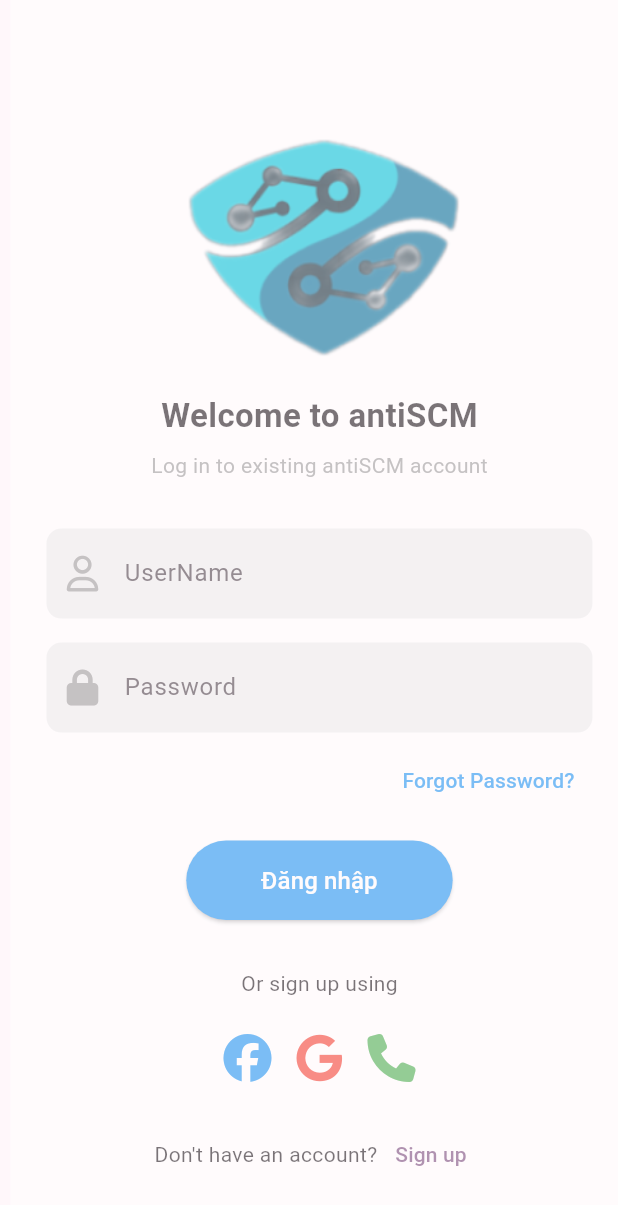
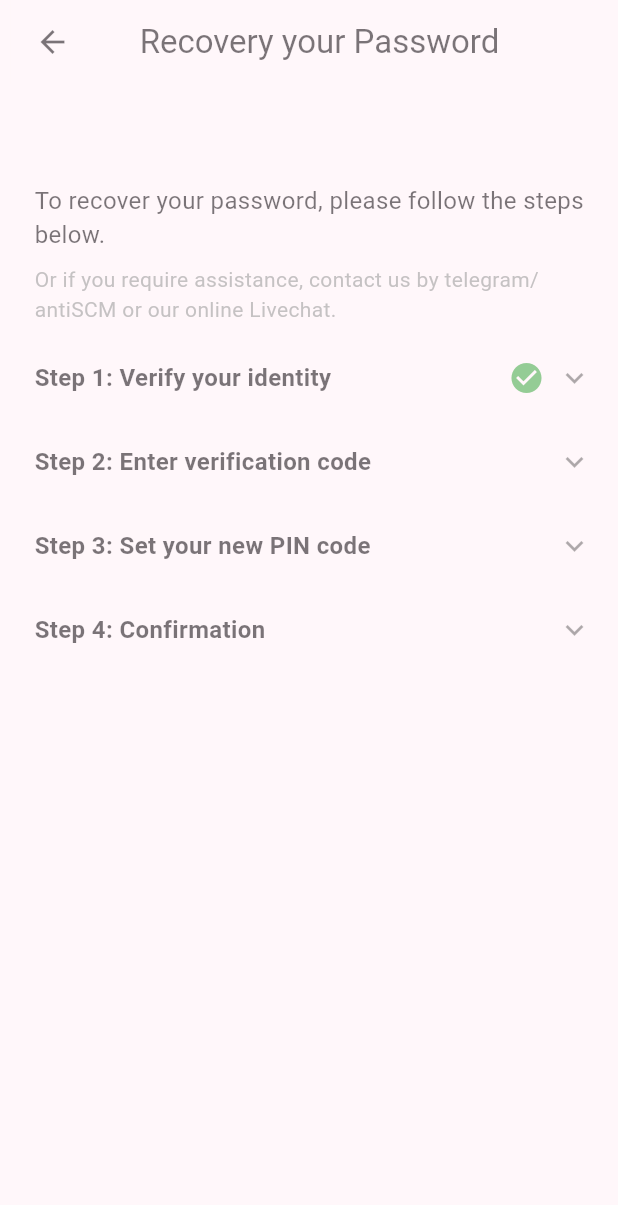
Before and after one commit to Bentanik/exe02_fe_mobile, a Flutter app: the screen it shows after launch, after a tap on "Personal Information", on a phone screen of 412 x 824 dp. Shown: the top 1205 px of the screen. Run offline on Flutter 3.47's test engine with Material 3 defaults, Android fonts, the phone set to English and light mode, and no system bars; drawn by our look-alikes of expandable; our stand-ins replace flutter_svg, font_awesome_flutter.

Commit message:
finished recovery password papge

```diff
--- a/lib/common/widget/button.dart
+++ b/lib/common/widget/button.dart
@@ -6,6 +6,7 @@ class Button extends StatefulWidget {
   final Future<void> Function() onPressed;
   final Color backgroundColor;
   final Color textColor;
+  final Size buttonSize;
 
   const Button({
     Key? key,
@@ -13,6 +14,7 @@ class Button extends StatefulWidget {
     required this.onPressed,
     this.backgroundColor = Colors.blue,
     this.textColor = Colors.white,
+    this.buttonSize = const Size(200, 10),
   }) : super(key: key);
 
   @override
@@ -43,6 +45,7 @@ class _LoadingButtonState extends State<Button> {
       style: ElevatedButton.styleFrom(
         backgroundColor: widget.backgroundColor,
         padding: const EdgeInsets.symmetric(vertical: 15, horizontal: 50),
+        minimumSize: widget.buttonSize,
       ),
       child: _isLoading
           ? const SizedBox(
--- /dev/null
+++ b/lib/presentation/intro/pages/authen/recover_password.dart
@@ -0,0 +1,318 @@
+import 'package:exe02_fe_mobile/common/helpers/routes.dart';
+import 'package:exe02_fe_mobile/common/widget/button.dart';
+import 'package:exe02_fe_mobile/presentation/intro/pages/authen/login.dart';
+import 'package:flutter/material.dart';
+import 'package:expandable/expandable.dart';
+
+class RecoveryPasswordPage extends StatelessWidget {
+   RecoveryPasswordPage({Key? key}) : super(key: key);
+  //s2
+  final List<TextEditingController> _controllers =
+  List.generate(6, (_) => TextEditingController());
+  //s3
+
+
+  @override
+  Widget build(BuildContext context) {
+    return Scaffold(
+      appBar: AppBar(
+        title: const Text("Recovery your Password"),
+        centerTitle: true,
+      ),
+      body: Padding(
+        padding: const EdgeInsets.all(16.0),
+        child: SingleChildScrollView(
+          padding: EdgeInsets.symmetric(vertical: 50),
+          child: Column(
+            crossAxisAlignment: CrossAxisAlignment.start,
+            children: [
+            const Text(
+            "To recover your password, please follow the steps below.",
+            style: TextStyle(fontSize: 16),
+          ),
+          const SizedBox(height: 8),
+          const Text(
+            "Or if you require assistance, contact us by telegram/antiSCM or our online Livechat.",
+            style: TextStyle(fontSize: 14, color: Colors.grey),
+          ),
+          const SizedBox(height: 16),
+          // Step 1: Verify your identity
+          _buildExpandablePanel(
+            title: "Step 1: Verify your identity",
+            isCompleted: true,
+            child: Column(
+              crossAxisAlignment: CrossAxisAlignment.start,
+              children: [
+                const Text(
+                  "Please choose how we will send a code to verify your identity:",
+                ),
+                const SizedBox(height: 8),
+                RadioListTile(
+                  title: const Text(
+                      "Text code to my telephone number ending in **** 1894"),
+                  value: 1,
+                  groupValue: 1,
+                  onChanged: (value) {},
+                ),
+                RadioListTile(
+                  title: const Text(
+                      "Send the code to my email address ending in ****@***myst.co.uk"),
+                  value: 2,
+                  groupValue: 1,
+                  onChanged: (value) {},
+                ),
+                const SizedBox(height: 16),
+                SizedBox(
+                  width: double.infinity,
+                  child: Column(
+                    crossAxisAlignment: CrossAxisAlignment.start,
+                    children: [
+                      const Text("Your password has been reset successfully."),
+                      const SizedBox(height: 16),
+                      Row(
+                        mainAxisAlignment: MainAxisAlignment.center,
+                        children: [
+                          Button(
+                            onPressed: () => Routes.navigateToPage(context, Login()),
+                            text: 'Gửi mã code',
+                            backgroundColor: Colors.black,
+                            buttonSize: Size(328, 10),
+                          ),
+                        ],
+                      ),
+                    ],
+                  ),
+                ),
+              ],
+            ),
+          ),
+          const SizedBox(height: 16),
+          // Step 2: Enter verification code
+          _buildExpandablePanel(
+            title: "Step 2: Enter verification code",
+            isCompleted: false,
+            child: Column(
+            mainAxisAlignment: MainAxisAlignment.center,
+            children: [
+              const Text(
+                'Please enter the digit code sent to your mail:',
+                style: TextStyle(fontSize: 16),
+              ),
+              const SizedBox(height: 20),
+              Row(
+                mainAxisAlignment: MainAxisAlignment.spaceEvenly,
+                children: List.generate(6, (index) {
+                  return SizedBox(
+                    width: 50,
+                    height: 50,
+                    child: TextField(
+                      controller: _controllers[index],
+                      textAlign: TextAlign.center,
+                      keyboardType: TextInputType.number,
+                      maxLength: 1,
+                      decoration: InputDecoration(
+                        counterText: '',
+                        border: OutlineInputBorder(
+                          borderRadius: BorderRadius.circular(8.0),
+                        ),
+                      ),
+                      onChanged: (value) {
+                        if (value.isNotEmpty && index < 5) {
+                          FocusScope.of(context).nextFocus();
+                        } else if (value.isEmpty && index > 0) {
+                          FocusScope.of(context).previousFocus();
+                        }
+                      },
+                    ),
+                  );
+                }),
+              ),
+              const SizedBox(height: 40),
+              Row(
+                mainAxisAlignment: MainAxisAlignment.center,
+                children: [
+                  Button(
+                    onPressed: () => Routes.navigateToPage(context, Login()),
+                    text: 'Nhập mã xác minh',
+                    backgroundColor: Colors.black,
+                    buttonSize: Size(328, 10),
+                  ),
+                ],
+              ),
+              const SizedBox(height: 20),
+              OutlinedButton(
+                onPressed: () {
+                  print('Send another code pressed');
+                },
+                style: OutlinedButton.styleFrom(
+                  minimumSize: const Size(double.infinity, 50),
+                ),
+                child: const Text('Gửi lại mã'),
+              ),
+            ],
+          ),
+        ),
+
+        const SizedBox(height: 16),
+        // Step 3: Set your new PIN code
+        _buildExpandablePanel(
+          title: "Step 3: Set your new PIN code",
+          isCompleted: false,
+          child: Column(
+            mainAxisAlignment: MainAxisAlignment.center,
+            children: [
+              Align(
+                alignment: Alignment.centerLeft, // Căn lề trái
+                child: const Text(
+                  'Please your digit PIN code below:',
+                  style: TextStyle(fontSize: 16),
+                ),
+              ),
+              const SizedBox(height: 10),
+              Row(
+                mainAxisAlignment: MainAxisAlignment.spaceEvenly,
+                children: List.generate(6, (index) {
+                  return SizedBox(
+                    width: 50,
+                    height: 50,
+                    child: TextField(
+                      controller: _controllers[index],
+                      textAlign: TextAlign.center,
+                      keyboardType: TextInputType.number,
+                      maxLength: 1,
+                      decoration: InputDecoration(
+                        counterText: '',
+                        border: OutlineInputBorder(
+                          borderRadius: BorderRadius.circular(8.0),
+                        ),
+                      ),
+                      onChanged: (value) {
+                        if (value.isNotEmpty && index < 5) {
+                          FocusScope.of(context).nextFocus();
+                        } else if (value.isEmpty && index > 0) {
+                          FocusScope.of(context).previousFocus();
+                        }
+                      },
+                    ),
+                  );
+                }),
+              ),
+              const SizedBox(height: 20),
+              Align(
+                alignment: Alignment.centerLeft, // Căn lề trái
+                child: const Text(
+                  'Please confirm your digit PIN code below:',
+                  style: TextStyle(fontSize: 16),
+                ),
+              ),
+              const SizedBox(height: 10),
+              Row(
+                mainAxisAlignment: MainAxisAlignment.spaceEvenly,
+                children: List.generate(6, (index) {
+                  return SizedBox(
+                    width: 50,
+                    height: 50,
+                    child: TextField(
+                      controller: _controllers[index],
+                      textAlign: TextAlign.center,
+                      keyboardType: TextInputType.number,
+                      maxLength: 1,
+                      decoration: InputDecoration(
+                        counterText: '',
+                        border: OutlineInputBorder(
+                          borderRadius: BorderRadius.circular(8.0),
+                        ),
+                      ),
+                      onChanged: (value) {
+                        if (value.isNotEmpty && index < 5) {
+                          FocusScope.of(context).nextFocus();
+                        } else if (value.isEmpty && index > 0) {
+                          FocusScope.of(context).previousFocus();
+                        }
+                      },
+                    ),
+                  );
+                }),
+              ),
+              const SizedBox(height: 40),
+              Row(
+                mainAxisAlignment: MainAxisAlignment.center,
+                children: [
+                  Button(
+                    onPressed: () => Routes.navigateToPage(context, Login()),
+                    text: 'Xác nhận mã pin mới',
+                    backgroundColor: Colors.black,
+                    buttonSize: Size(328, 10),
+                  ),
+                ],
+              ),
+              const SizedBox(height: 20),
+            ],
+          ),
+        ),
+        const SizedBox(height: 16),
+        // Step 4: Confirmation
+              _buildExpandablePanel(
+                title: "Step 4: Confirmation",
+                isCompleted: false,
+                child: Column(
+                  crossAxisAlignment: CrossAxisAlignment.start,
+                  children: [
+                    const Text("Your password has been reset successfully."),
+                    const SizedBox(height: 16),
+                    Row(
+                      mainAxisAlignment: MainAxisAlignment.center,
+                      children: [
+                        Button(
+                          onPressed: () => Routes.navigateToPage(context, Login()),
+                          text: 'Đăng nhập',
+                          backgroundColor: Colors.black,
+                          buttonSize: Size(328, 10),
+                        ),
+                      ],
+                    ),
+                  ],
+                ),
+              )
+        ],
+      ),
+    )
+
+    ),
+    );
+  }
+
+  Widget _buildExpandablePanel({
+    required String title,
+    required Widget child,
+    required bool isCompleted,
+  }) {
+    return ExpandablePanel(
+      header: Row(
+        children: [
+          Text(
+            title,
+            style: const TextStyle(fontSize: 16, fontWeight: FontWeight.bold),
+          ),
+          const Spacer(),
+          if (isCompleted)
+            const Icon(
+              Icons.check_circle,
+              color: Colors.green,
+            ),
+        ],
+      ),
+      collapsed: const SizedBox.shrink(),
+      expanded: Padding(
+        padding: const EdgeInsets.only(top: 8.0),
+        child: child,
+      ),
+      theme: const ExpandableThemeData(
+        headerAlignment: ExpandablePanelHeaderAlignment.center,
+        tapBodyToExpand: true,
+        tapBodyToCollapse: true,
+        hasIcon: true,
+      ),
+    );
+  }
+}
--- a/lib/presentation/intro/pages/get_started.dart
+++ b/lib/presentation/intro/pages/get_started.dart
@@ -5,6 +5,7 @@ import 'package:exe02_fe_mobile/common/widget/profile_button.dart';
 import 'package:exe02_fe_mobile/common/widget/search_course_card.dart';
 import 'package:exe02_fe_mobile/core/configs/assets/app_images.dart';
 import 'package:exe02_fe_mobile/presentation/intro/pages/authen/login.dart';
+import 'package:exe02_fe_mobile/presentation/intro/pages/authen/recover_password.dart';
 import 'package:exe02_fe_mobile/presentation/intro/pages/authen/register.dart';
 import 'package:exe02_fe_mobile/presentation/intro/pages/launching.dart';
 import 'package:flutter/material.dart';
@@ -25,7 +26,7 @@ class GetStartedPage extends StatelessWidget {
                 child: ListView(
               children: [
                 ProfileButton(
-                  onTap: () => Routes.navigateToPage(context, Login()),
+                  onTap: () => Routes.navigateToPage(context, RecoveryPasswordPage()),
                   leading: const Icon(FontAwesomeIcons.user,
                       size: 20, color: Colors.black),
                   title: const Text('Personal Information'),
--- a/pubspec.yaml
+++ b/pubspec.yaml
@@ -31,6 +31,7 @@ dependencies:
   flutter:
     sdk: flutter
   font_awesome_flutter: ^10.5.0
+  expandable: ^5.0.1
   cupertino_icons: ^1.0.8
   flutter_svg:
 
```
Also changed, not shown: pubspec.lock.
